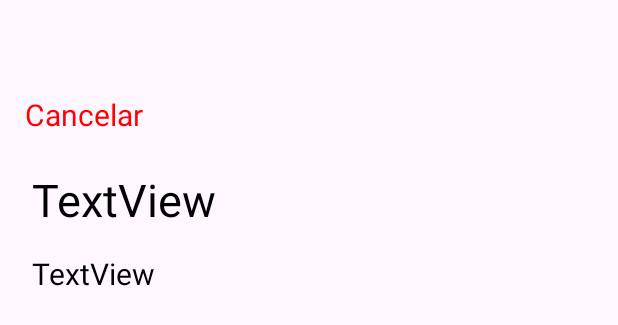
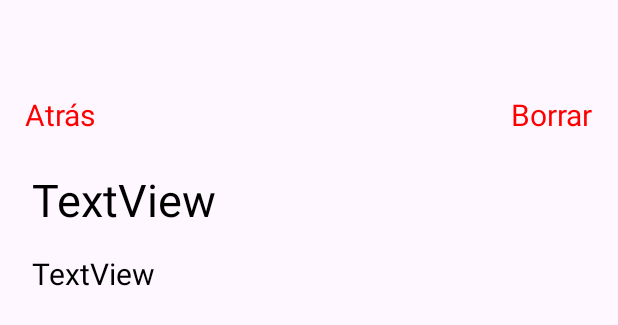
Before and after one commit to samcricre/proyectoTFGAMPA, an Android app: the layout activity_pantalla_leer_evento.xml on its own in the app's theme, with its tools: preview values and no code run, on a phone screen of 412 x 824 dp. Shown: the top 325 px of the screen. Run offline under Robolectric (Android 15) with nearby library versions, the phone set to English and light mode, and no system bars.

Commit message:
commit_Zeyi: Ya se puede borrar eventos

```diff
--- a/app/src/main/java/com/example/pantallasampa/PantallaCrearEventos.java
+++ b/app/src/main/java/com/example/pantallasampa/PantallaCrearEventos.java
@@ -295,12 +295,12 @@ public class PantallaCrearEventos extends AppCompatActivity {
         }
 
         //Comprobamos que la hora inicio sea menor que la hora final si este evento empieza y acaba el mismo día
-        if(horaFin < horaInicio && ((diaInicio == diaFin) && (anioInicio == anioFin) && (mesInicio == mesFin))&&diaEntero){
+        if(horaFin < horaInicio && ((diaInicio == diaFin) && (anioInicio == anioFin) && (mesInicio == mesFin))){
             Toast.makeText(this, "La hora final debe ser mayor a la hora inicial", Toast.LENGTH_SHORT).show();
             return false;
         }
         else{
-            if (horaFin == horaInicio && ((diaInicio == diaFin) && (anioInicio == anioFin) && (mesInicio == mesFin))&&diaEntero){
+            if (horaFin == horaInicio && ((diaInicio == diaFin) && (anioInicio == anioFin) && (mesInicio == mesFin))){
                 if(minFin <= minutoInicio){
                     Toast.makeText(this, "La hora inicial debe ser mayor a la hora final", Toast.LENGTH_SHORT).show();
                     return false;
--- a/app/src/main/java/com/example/pantallasampa/PantallaEventos.java
+++ b/app/src/main/java/com/example/pantallasampa/PantallaEventos.java
@@ -115,7 +115,7 @@ public class PantallaEventos extends AppCompatActivity {
                         if(eventoSnapshot.child("curso").getValue(String.class).equals(clase) && !yaHaPasado(eventoSnapshot.child("fechaFin").getValue(String.class),eventoSnapshot.child("horaFin").getValue(String.class))){
                             Evento recop = eventoSnapshot.getValue(Evento.class);
                             list.add(recop);
-                            EventAdapter adapter = new EventAdapter(PantallaEventos.this,list);
+                            EventAdapter adapter = new EventAdapter(PantallaEventos.this,list, esAdmin, eventoSnapshot.getKey(), emailUser);
                             listaEventos.setAdapter(adapter);
                         }
                     }
--- a/app/src/main/res/layout/activity_pantalla_leer_evento.xml
+++ b/app/src/main/res/layout/activity_pantalla_leer_evento.xml
@@ -27,10 +27,20 @@
                 android:id="@+id/irSeDeEvento"
                 android:layout_width="wrap_content"
                 android:layout_height="wrap_content"
-                android:text="Cancelar"
+                android:layout_marginHorizontal="15dp"
+                android:layout_weight="1"
+                android:text="Atrás"
                 android:textColor="#FF0000"
-                android:textSize="20dp"
-                android:layout_marginHorizontal="15dp"/>
+                android:textSize="20dp" />
+
+            <TextView
+                android:id="@+id/borrarEvento"
+                android:layout_width="wrap_content"
+                android:layout_height="wrap_content"
+                android:layout_marginHorizontal="15dp"
+                android:text="Borrar"
+                android:textColor="#FF0000"
+                android:textSize="20dp" />
                 />
         </LinearLayout>
 
```
Also changed, not shown: app/src/main/java/com/example/pantallasampa/EventAdapter.java (+10 -5 lines), app/src/main/java/com/example/pantallasampa/PantallaLeerEvento.java (+52 -2 lines).
